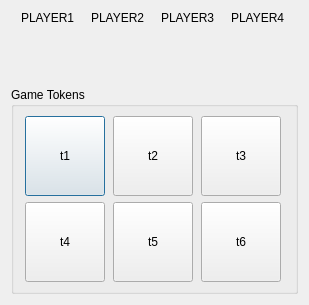
Above: client/trunk/src/ui/tokenchooser.ui from mbpolan/tyranny before the change. Below: the same form after it.
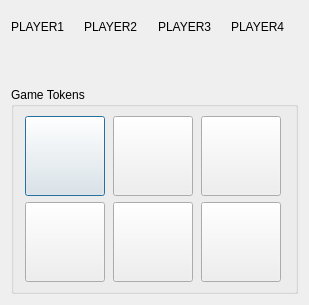
That is the form after the change.

Patch:
```diff
--- a/client/trunk/src/ui/tokenchooser.ui
+++ b/client/trunk/src/ui/tokenchooser.ui
@@ -27,18 +27,6 @@
        </item>
        <item>
         <widget class="QLabel" name="player1Img">
-         <property name="minimumSize">
-          <size>
-           <width>50</width>
-           <height>50</height>
-          </size>
-         </property>
-         <property name="maximumSize">
-          <size>
-           <width>50</width>
-           <height>50</height>
-          </size>
-         </property>
          <property name="text">
           <string/>
          </property>
@@ -57,18 +45,6 @@
        </item>
        <item>
         <widget class="QLabel" name="player2Img">
-         <property name="minimumSize">
-          <size>
-           <width>50</width>
-           <height>50</height>
-          </size>
-         </property>
-         <property name="maximumSize">
-          <size>
-           <width>50</width>
-           <height>50</height>
-          </size>
-         </property>
          <property name="text">
           <string/>
          </property>
@@ -87,18 +63,6 @@
        </item>
        <item>
         <widget class="QLabel" name="player3Img">
-         <property name="minimumSize">
-          <size>
-           <width>50</width>
-           <height>50</height>
-          </size>
-         </property>
-         <property name="maximumSize">
-          <size>
-           <width>50</width>
-           <height>50</height>
-          </size>
-         </property>
          <property name="text">
           <string/>
          </property>
@@ -117,18 +81,6 @@
        </item>
        <item>
         <widget class="QLabel" name="player4Img">
-         <property name="minimumSize">
-          <size>
-           <width>50</width>
-           <height>50</height>
-          </size>
-         </property>
-         <property name="maximumSize">
-          <size>
-           <width>50</width>
-           <height>50</height>
-          </size>
-         </property>
          <property name="text">
           <string/>
          </property>
@@ -161,7 +113,7 @@
            </size>
           </property>
           <property name="text">
-           <string>t1</string>
+           <string/>
           </property>
          </widget>
         </item>
@@ -180,7 +132,7 @@
            </size>
           </property>
           <property name="text">
-           <string>t2</string>
+           <string/>
           </property>
          </widget>
         </item>
@@ -199,7 +151,7 @@
            </size>
           </property>
           <property name="text">
-           <string>t3</string>
+           <string/>
           </property>
          </widget>
         </item>
@@ -218,7 +170,7 @@
            </size>
           </property>
           <property name="text">
-           <string>t4</string>
+           <string/>
           </property>
          </widget>
         </item>
@@ -237,7 +189,7 @@
            </size>
           </property>
           <property name="text">
-           <string>t5</string>
+           <string/>
           </property>
          </widget>
         </item>
@@ -256,7 +208,7 @@
            </size>
           </property>
           <property name="text">
-           <string>t6</string>
+           <string/>
           </property>
          </widget>
         </item>
```
